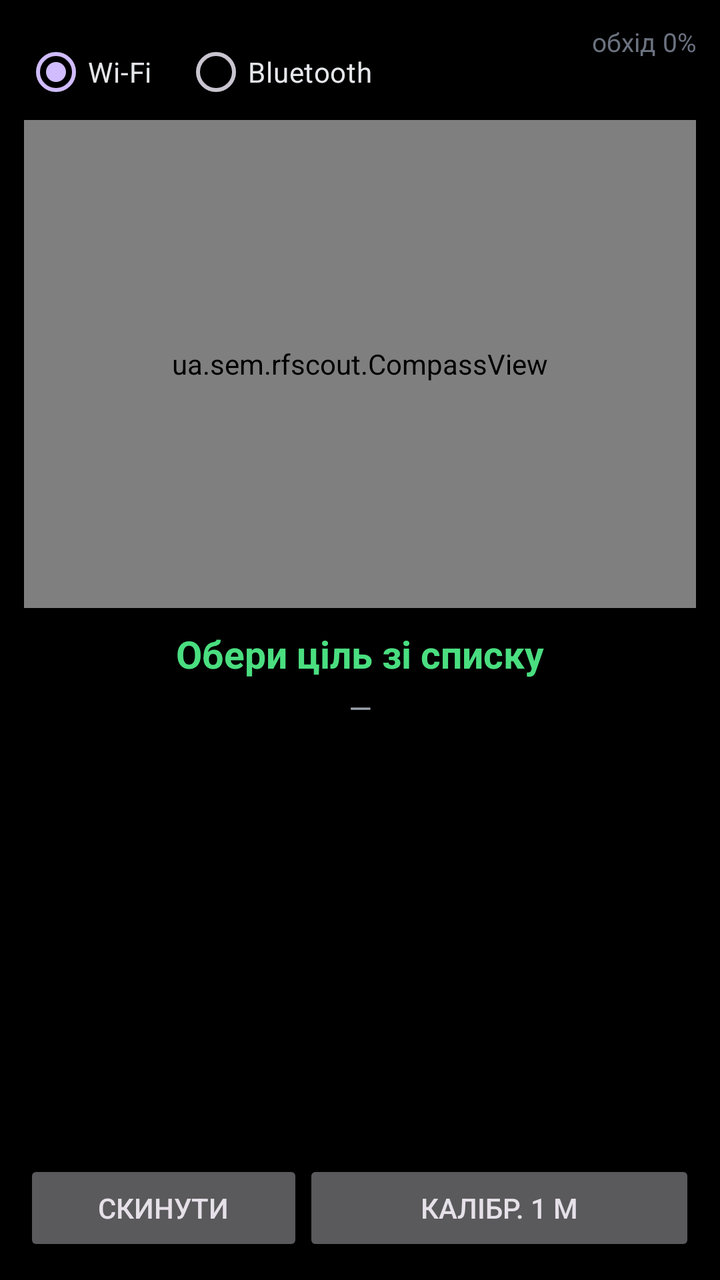
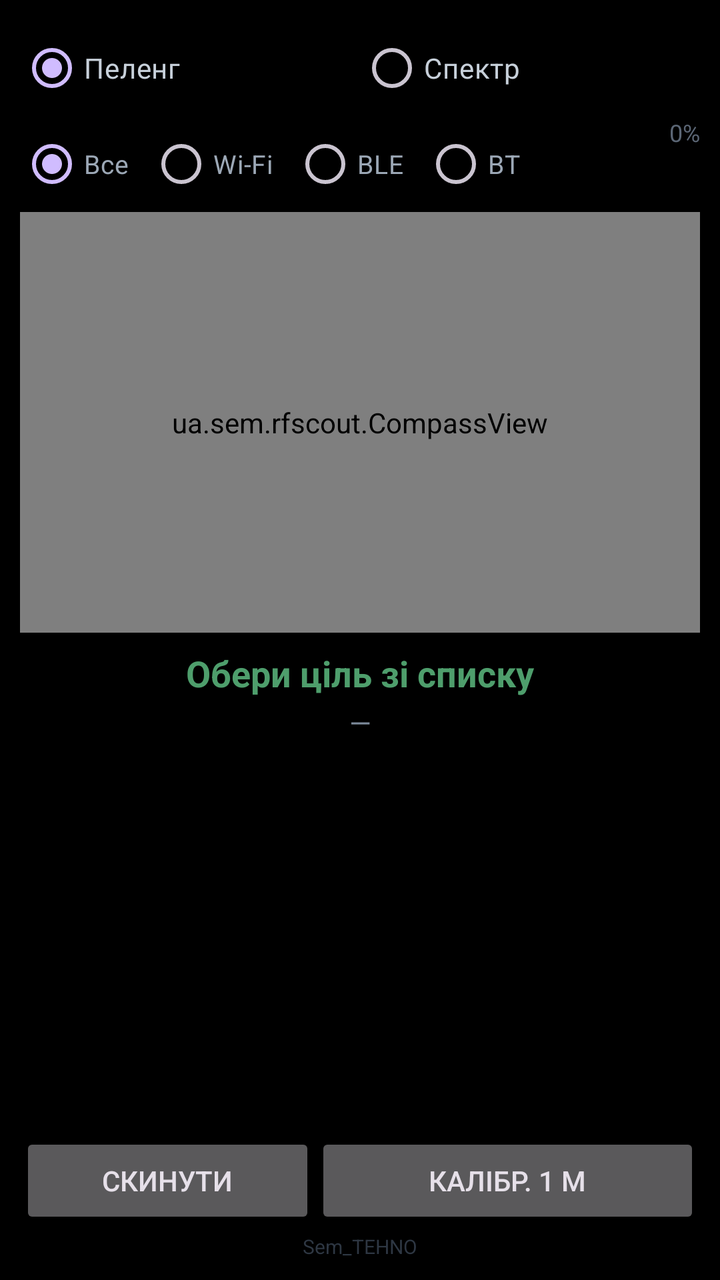

Before-and-after screenshots of an Android layout around one commit, followed by the original layout XML and the change that was made.
<!-- AndroidManifest.xml: application theme Theme.RFScout -->
<!-- res/layout/activity_main.xml -->
<?xml version="1.0" encoding="utf-8"?>
<LinearLayout xmlns:android="http://schemas.android.com/apk/res/android"
    android:layout_width="match_parent"
    android:layout_height="match_parent"
    android:background="#000000"
    android:orientation="vertical"
    android:padding="12dp">

    <LinearLayout
        android:layout_width="match_parent"
        android:layout_height="wrap_content"
        android:orientation="horizontal">

        <RadioGroup
            android:id="@+id/modeGroup"
            android:layout_width="0dp"
            android:layout_weight="1"
            android:layout_height="wrap_content"
            android:orientation="horizontal">

            <RadioButton
                android:id="@+id/modeWifi"
                android:layout_width="wrap_content"
                android:layout_height="wrap_content"
                android:checked="true"
                android:textColor="#E5E7EB"
                android:text="Wi-Fi" />

            <RadioButton
                android:id="@+id/modeBle"
                android:layout_width="wrap_content"
                android:layout_height="wrap_content"
                android:layout_marginStart="16dp"
                android:textColor="#E5E7EB"
                android:text="Bluetooth" />
        </RadioGroup>

        <TextView
            android:id="@+id/coverageText"
            android:layout_width="wrap_content"
            android:layout_height="wrap_content"
            android:gravity="end"
            android:textColor="#6B7280"
            android:textSize="13sp"
            android:text="обхід 0%" />
    </LinearLayout>

    <ua.sem.rfscout.CompassView
        android:id="@+id/compass"
        android:layout_width="match_parent"
        android:layout_height="0dp"
        android:layout_weight="1" />

    <TextView
        android:id="@+id/hintText"
        android:layout_width="match_parent"
        android:layout_height="wrap_content"
        android:gravity="center"
        android:paddingTop="10dp"
        android:textColor="#4ADE80"
        android:textSize="19sp"
        android:textStyle="bold"
        android:text="Обери ціль зі списку" />

    <TextView
        android:id="@+id/distText"
        android:layout_width="match_parent"
        android:layout_height="wrap_content"
        android:gravity="center"
        android:paddingTop="4dp"
        android:paddingBottom="8dp"
        android:textColor="#9CA3AF"
        android:textSize="15sp"
        android:text="—" />

    <ListView
        android:id="@+id/targetList"
        android:layout_width="match_parent"
        android:layout_height="0dp"
        android:layout_weight="0.85"
        android:divider="#111827"
        android:dividerHeight="1dp" />

    <LinearLayout
        android:layout_width="match_parent"
        android:layout_height="wrap_content"
        android:orientation="horizontal">

        <Button
            android:id="@+id/resetBtn"
            android:layout_width="0dp"
            android:layout_weight="1"
            android:layout_height="wrap_content"
            android:text="Скинути" />

        <Button
            android:id="@+id/calibBtn"
            android:layout_width="0dp"
            android:layout_weight="1.4"
            android:layout_height="wrap_content"
            android:text="Калібр. 1 м" />
    </LinearLayout>

</LinearLayout>
<!-- resources referenced by this layout -->
<resources>
  <style name="Theme.RFScout" parent="Theme.Material3.Dark.NoActionBar">
          <item name="android:windowBackground">#000000</item>
          <item name="android:statusBarColor">#000000</item>
          <item name="android:navigationBarColor">#000000</item>
      </style>
</resources>

<!-- the commit's change to res/layout/activity_main.xml (unified diff, before → after) -->
@@ -4,7 +4,31 @@
     android:layout_height="match_parent"
     android:background="#000000"
     android:orientation="vertical"
-    android:padding="12dp">
+    android:padding="10dp">
+
+    <RadioGroup
+        android:id="@+id/tabGroup"
+        android:layout_width="match_parent"
+        android:layout_height="wrap_content"
+        android:orientation="horizontal">
+
+        <RadioButton
+            android:id="@+id/tabDf"
+            android:layout_width="0dp"
+            android:layout_weight="1"
+            android:layout_height="wrap_content"
+            android:checked="true"
+            android:textColor="#C7D0DA"
+            android:text="Пеленг" />
+
+        <RadioButton
+            android:id="@+id/tabSpectrum"
+            android:layout_width="0dp"
+            android:layout_weight="1"
+            android:layout_height="wrap_content"
+            android:textColor="#C7D0DA"
+            android:text="Спектр" />
+    </RadioGroup>
 
     <LinearLayout
         android:layout_width="match_parent"
@@ -19,86 +43,148 @@
             android:orientation="horizontal">
 
             <RadioButton
+                android:id="@+id/modeAll"
+                android:layout_width="wrap_content"
+                android:layout_height="wrap_content"
+                android:checked="true"
+                android:textColor="#9CA8B6"
+                android:textSize="13sp"
+                android:text="Все" />
+
+            <RadioButton
                 android:id="@+id/modeWifi"
                 android:layout_width="wrap_content"
                 android:layout_height="wrap_content"
-                android:checked="true"
-                android:textColor="#E5E7EB"
+                android:layout_marginStart="10dp"
+                android:textColor="#9CA8B6"
+                android:textSize="13sp"
                 android:text="Wi-Fi" />
 
             <RadioButton
                 android:id="@+id/modeBle"
                 android:layout_width="wrap_content"
                 android:layout_height="wrap_content"
-                android:layout_marginStart="16dp"
-                android:textColor="#E5E7EB"
-                android:text="Bluetooth" />
+                android:layout_marginStart="10dp"
+                android:textColor="#9CA8B6"
+                android:textSize="13sp"
+                android:text="BLE" />
+
+            <RadioButton
+                android:id="@+id/modeBtc"
+                android:layout_width="wrap_content"
+                android:layout_height="wrap_content"
+                android:layout_marginStart="10dp"
+                android:textColor="#9CA8B6"
+                android:textSize="13sp"
+                android:text="BT" />
         </RadioGroup>
 
         <TextView
             android:id="@+id/coverageText"
             android:layout_width="wrap_content"
             android:layout_height="wrap_content"
-            android:gravity="end"
-            android:textColor="#6B7280"
-            android:textSize="13sp"
-            android:text="обхід 0%" />
+            android:textColor="#5B6675"
+            android:textSize="12sp"
+            android:text="0%" />
     </LinearLayout>
 
-    <ua.sem.rfscout.CompassView
-        android:id="@+id/compass"
+    <ViewFlipper
+        android:id="@+id/flipper"
         android:layout_width="match_parent"
         android:layout_height="0dp"
-        android:layout_weight="1" />
+        android:layout_weight="1">
+
+        <LinearLayout
+            android:layout_width="match_parent"
+            android:layout_height="match_parent"
+            android:orientation="vertical">
+
+            <ua.sem.rfscout.CompassView
+                android:id="@+id/compass"
+                android:layout_width="match_parent"
+                android:layout_height="0dp"
+                android:layout_weight="1" />
+
+            <TextView
+                android:id="@+id/hintText"
+                android:layout_width="match_parent"
+                android:layout_height="wrap_content"
+                android:gravity="center"
+                android:paddingTop="8dp"
+                android:textColor="#4E9E6C"
+                android:textSize="18sp"
+                android:textStyle="bold"
+                android:text="Обери ціль зі списку" />
+
+            <TextView
+                android:id="@+id/distText"
+                android:layout_width="match_parent"
+                android:layout_height="wrap_content"
+                android:gravity="center"
+                android:paddingTop="3dp"
+                android:paddingBottom="6dp"
+                android:textColor="#7C8A9A"
+                android:textSize="14sp"
+                android:text="—" />
+
+            <ListView
+                android:id="@+id/targetList"
+                android:layout_width="match_parent"
+                android:layout_height="0dp"
+                android:layout_weight="0.9"
+                android:divider="#0E141B"
+                android:dividerHeight="1dp" />
+
+            <LinearLayout
+                android:layout_width="match_parent"
+                android:layout_height="wrap_content"
+                android:orientation="horizontal">
+
+                <Button
+                    android:id="@+id/resetBtn"
+                    android:layout_width="0dp"
+                    android:layout_weight="1"
+                    android:layout_height="wrap_content"
+                    android:text="Скинути" />
+
+                <Button
+                    android:id="@+id/calibBtn"
+                    android:layout_width="0dp"
+                    android:layout_weight="1.3"
+                    android:layout_height="wrap_content"
+                    android:text="Калібр. 1 м" />
+            </LinearLayout>
+        </LinearLayout>
+
+        <LinearLayout
+            android:layout_width="match_parent"
+            android:layout_height="match_parent"
+            android:orientation="vertical">
+
+            <ua.sem.rfscout.SpectrumView
+                android:id="@+id/spectrum"
+                android:layout_width="match_parent"
+                android:layout_height="0dp"
+                android:layout_weight="1" />
+
+            <TextView
+                android:id="@+id/spectrumNote"
+                android:layout_width="match_parent"
+                android:layout_height="wrap_content"
+                android:paddingTop="6dp"
+                android:textColor="#5B6675"
+                android:textSize="12sp"
+                android:text="Показані розпізнані передавачі, а не рівень шуму. Порожня ділянка — немає відомих мереж, а не вільна частота." />
+        </LinearLayout>
+    </ViewFlipper>
 
     <TextView
-        android:id="@+id/hintText"
         android:layout_width="match_parent"
         android:layout_height="wrap_content"
         android:gravity="center"
-        android:paddingTop="10dp"
-        android:textColor="#4ADE80"
-        android:textSize="19sp"
-        android:textStyle="bold"
-        android:text="Обери ціль зі списку" />
-
-    <TextView
-        android:id="@+id/distText"
-        android:layout_width="match_parent"
-        android:layout_height="wrap_content"
-        android:gravity="center"
-        android:paddingTop="4dp"
-        android:paddingBottom="8dp"
-        android:textColor="#9CA3AF"
-        android:textSize="15sp"
-        android:text="—" />
-
-    <ListView
-        android:id="@+id/targetList"
-        android:layout_width="match_parent"
-        android:layout_height="0dp"
-        android:layout_weight="0.85"
-        android:divider="#111827"
-        android:dividerHeight="1dp" />
-
-    <LinearLayout
-        android:layout_width="match_parent"
-        android:layout_height="wrap_content"
-        android:orientation="horizontal">
-
-        <Button
-            android:id="@+id/resetBtn"
-            android:layout_width="0dp"
-            android:layout_weight="1"
-            android:layout_height="wrap_content"
-            android:text="Скинути" />
-
-        <Button
-            android:id="@+id/calibBtn"
-            android:layout_width="0dp"
-            android:layout_weight="1.4"
-            android:layout_height="wrap_content"
-            android:text="Калібр. 1 м" />
-    </LinearLayout>
+        android:paddingTop="2dp"
+        android:textColor="#2E3743"
+        android:textSize="10sp"
+        android:text="Sem_TEHNO" />
 
 </LinearLayout>
